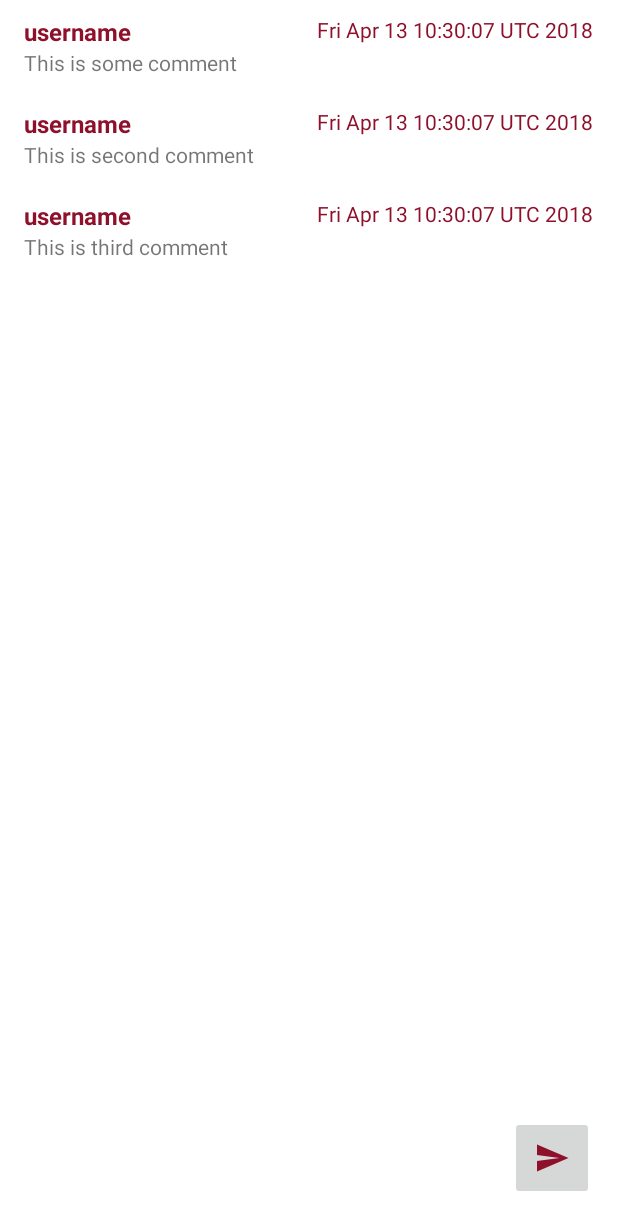
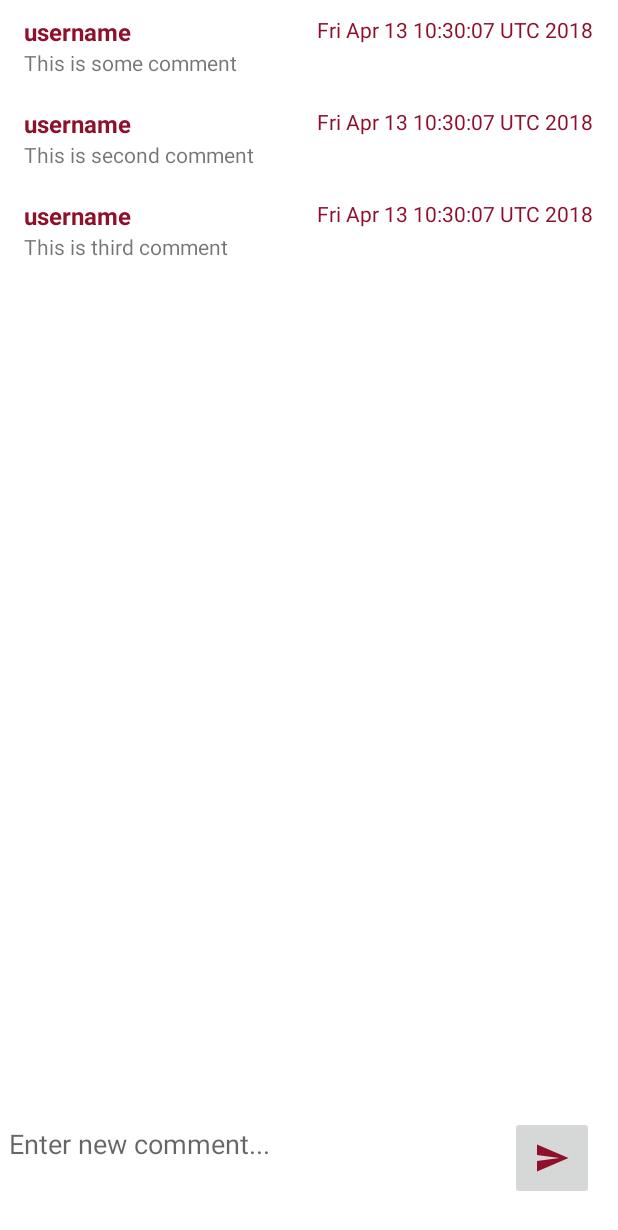
Before and after one commit to kimnovak/finder, an Android app: the screen it shows after launch (CommentActivity), after a tap on "SEE ALL COMMENTS", on a phone screen of 412 x 824 dp. Shown: the top 1230 px of the screen. Run offline under Robolectric (Android 15) with nearby library versions, the phone set to English and light mode, and no system bars.

```diff
--- a/Finder/app/src/main/AndroidManifest.xml
+++ b/Finder/app/src/main/AndroidManifest.xml
@@ -20,6 +20,8 @@
         </activity>
         <activity android:name=".activities.CommentActivity">
         </activity>
+        <activity android:name=".activities.ProfileDetailsActivity">
+        </activity>
     </application>
 
 </manifest>
--- a/Finder/app/src/main/java/ftn/tim2/finder/MainActivity.java
+++ b/Finder/app/src/main/java/ftn/tim2/finder/MainActivity.java
@@ -7,6 +7,7 @@ import android.view.View;
 import android.widget.Button;
 
 import ftn.tim2.finder.activities.CommentActivity;
+import ftn.tim2.finder.activities.ProfileDetailsActivity;
 import ftn.tim2.finder.activities.ViewAllUsersActivity;
 
 public class MainActivity extends AppCompatActivity {
@@ -31,5 +32,13 @@ public class MainActivity extends AppCompatActivity {
                 startActivity(intent);
             }
         });
+        Button profileBtn = findViewById(R.id.viewprofile);
+        profileBtn.setOnClickListener(new View.OnClickListener() {
+            @Override
+            public void onClick(View v) {
+                Intent intent = new Intent(MainActivity.this, ProfileDetailsActivity.class);
+                startActivity(intent);
+            }
+        });
     }
 }
--- a/Finder/app/src/main/java/ftn/tim2/finder/activities/CommentActivity.java
+++ b/Finder/app/src/main/java/ftn/tim2/finder/activities/CommentActivity.java
@@ -35,10 +35,10 @@ public class CommentActivity extends AppCompatActivity {
         recyclerView.setAdapter(commentAdapter);
 
 
-        preprateData();
+        prepareData();
     }
 
-    private void preprateData(){
+    private void prepareData(){
         User user = new User("username", "email", "password", "firstName", "lastName");
         Comment comment = new Comment("This is some comment", new Date(), user);
         commentList.add(comment);
--- a/Finder/app/src/main/res/layout/activity_comments.xml
+++ b/Finder/app/src/main/res/layout/activity_comments.xml
@@ -10,6 +10,17 @@
         android:layout_height="wrap_content"
         android:scrollbars="vertical" />
 
+    <TextView
+        android:layout_width="match_parent"
+        android:layout_height="56dp"
+        android:hint="Enter new comment..."
+        android:paddingTop="6dp"
+        android:paddingBottom="8dp"
+        android:paddingLeft="6dp"
+        android:layout_marginBottom="24dp"
+        android:textSize="18sp"
+        android:layout_alignParentBottom="true" />
+
     <ImageButton
         android:id="@+id/postNewCommentIv"
         android:layout_width="56dp"
```
Also changed, not shown: Finder/app/src/main/java/ftn/tim2/finder/activities/ProfileDetailsActivity.java (added, +16 -0 lines), Finder/app/src/main/res/layout/activity_main.xml (+8 -0 lines), Finder/app/src/main/res/layout/activity_profile_edit.xml (added, +66 -0 lines).
